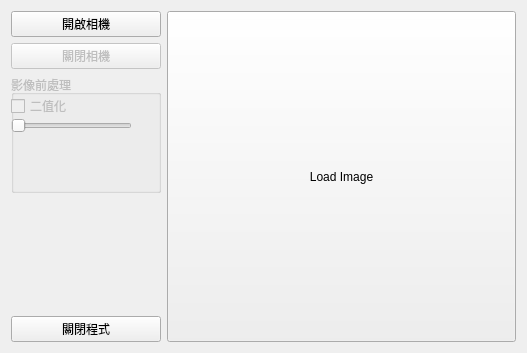
HsuHsiaoHsuan/FlySDK_Qt_OpenCV, file widget.ui: the form before one commit.
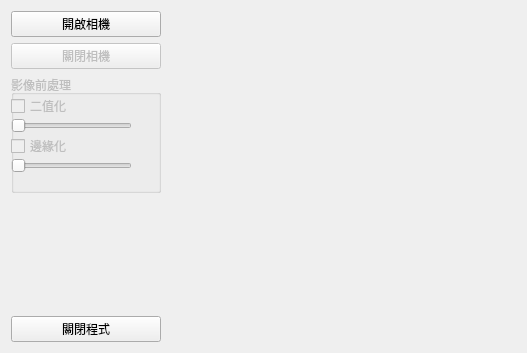
The form after the commit.

Diff of the .ui file:
```diff
--- a/widget.ui
+++ b/widget.ui
@@ -116,6 +116,45 @@
          <string/>
         </property>
        </widget>
+       <widget class="QCheckBox" name="checkBox_canny">
+        <property name="geometry">
+         <rect>
+          <x>0</x>
+          <y>60</y>
+          <width>86</width>
+          <height>22</height>
+         </rect>
+        </property>
+        <property name="text">
+         <string>邊緣化</string>
+        </property>
+       </widget>
+       <widget class="QSlider" name="horizontalSlider_canny">
+        <property name="geometry">
+         <rect>
+          <x>0</x>
+          <y>80</y>
+          <width>121</width>
+          <height>21</height>
+         </rect>
+        </property>
+        <property name="orientation">
+         <enum>Qt::Horizontal</enum>
+        </property>
+       </widget>
+       <widget class="QLabel" name="label_cannyValue">
+        <property name="geometry">
+         <rect>
+          <x>120</x>
+          <y>80</y>
+          <width>21</width>
+          <height>21</height>
+         </rect>
+        </property>
+        <property name="text">
+         <string/>
+        </property>
+       </widget>
       </widget>
      </item>
      <item>
@@ -141,7 +180,7 @@
     </layout>
    </item>
    <item row="0" column="1">
-    <widget class="QToolButton" name="toolButton">
+    <widget class="QLabel" name="label_image">
      <property name="sizePolicy">
       <sizepolicy hsizetype="Expanding" vsizetype="Expanding">
        <horstretch>0</horstretch>
@@ -158,7 +197,7 @@
       <cursorShape>CrossCursor</cursorShape>
      </property>
      <property name="text">
-      <string>Load Image</string>
+      <string/>
      </property>
     </widget>
    </item>
```
Left out of the diff: 16 changed lines with no effect on the pictures.
